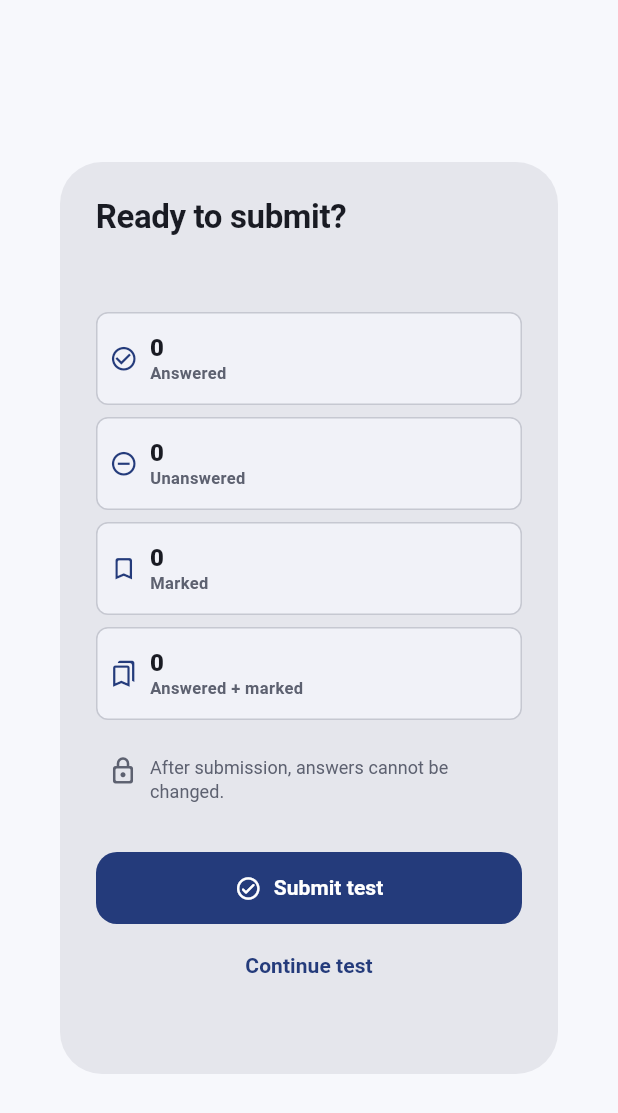
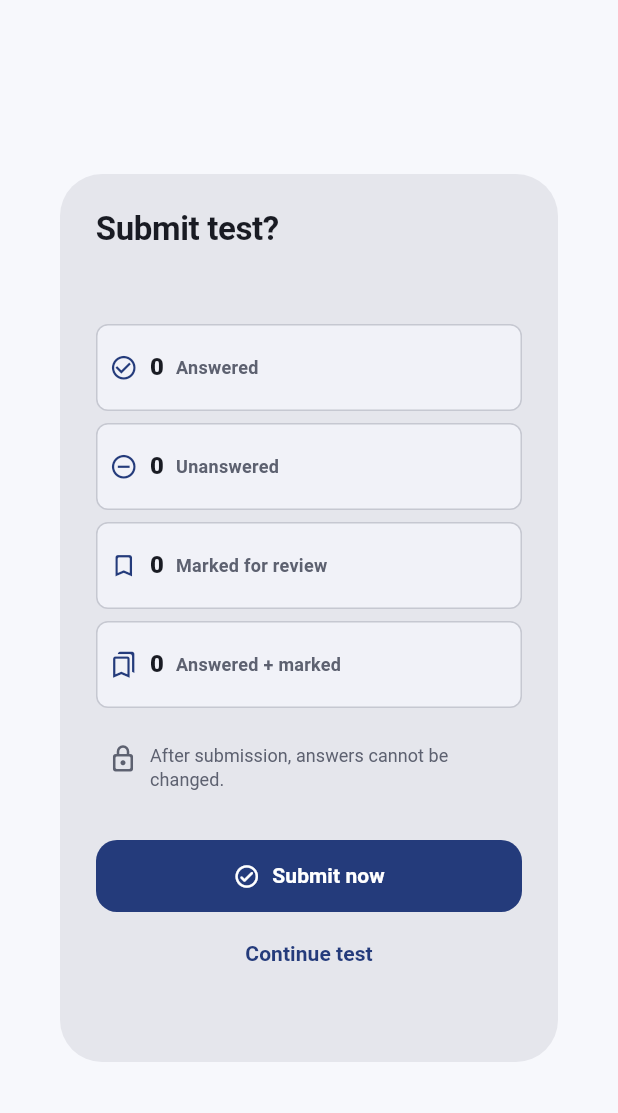
Before and after one commit to gurudhiman75-hash/examtreemobile, a Flutter app: the SubmissionSummaryDialog widget shown alone on an empty page, opened directly with empty values, on a phone screen of 412 x 824 dp. Shown: the top 1113 px of the screen. Run offline on Flutter 3.47's test engine with Material 3 defaults, Android fonts, the phone set to English and light mode, and no system bars; our stand-ins replace dio, firebase_auth, firebase_core, flutter_local_notifications, flutter_riverpod, flutter_timezone and 5 more; accounts and stored records are empty.

Commit message:
fix(attempt): preserve dialog contracts and intrinsic layout

```diff
--- a/lib/features/test_attempt/presentation/widgets/test_attempt_dialogs.dart
+++ b/lib/features/test_attempt/presentation/widgets/test_attempt_dialogs.dart
@@ -22,7 +22,7 @@ class SubmissionSummaryDialog extends StatelessWidget {
 
     return AlertDialog(
       scrollable: true,
-      title: const Text('Ready to submit?'),
+      title: const Text('Submit test?'),
       content: ConstrainedBox(
         constraints: const BoxConstraints(maxWidth: 420),
         child: Column(
@@ -85,17 +85,14 @@ class SubmissionSummaryDialog extends StatelessWidget {
                   SubmissionDecision.reviewUnanswered,
                 ),
                 icon: const Icon(Icons.fact_check_outlined),
-                label: Text(
-                  'Review ${summary.totalUnanswered} unanswered',
-                  textAlign: TextAlign.center,
-                ),
+                label: const Text('Review unanswered'),
               ),
               const SizedBox(height: AppSpacing.sm),
             ],
             FilledButton.icon(
               onPressed: () => Navigator.pop(context, SubmissionDecision.submit),
               icon: const Icon(Icons.check_circle_outline_rounded),
-              label: const Text('Submit test'),
+              label: const Text('Submit now'),
             ),
             const SizedBox(height: AppSpacing.xs),
             TextButton(
@@ -117,10 +114,6 @@ class _SubmissionSummaryGrid extends StatelessWidget {
 
   @override
   Widget build(BuildContext context) {
-    return LayoutBuilder(
-      builder: (context, constraints) {
-        final stack = constraints.maxWidth < 300 ||
-            MediaQuery.textScalerOf(context).scale(1) > 1.5;
     final metrics = [
       _SubmissionMetric(
         label: 'Answered',
@@ -133,7 +126,7 @@ class _SubmissionSummaryGrid extends StatelessWidget {
         icon: Icons.remove_circle_outline,
       ),
       _SubmissionMetric(
-            label: 'Marked',
+        label: 'Marked for review',
         value: summary.totalMarked,
         icon: Icons.bookmark_border_rounded,
       ),
@@ -144,8 +137,8 @@ class _SubmissionSummaryGrid extends StatelessWidget {
       ),
     ];
 
-        if (stack) {
     return Column(
+      mainAxisSize: MainAxisSize.min,
       children: [
         for (var index = 0; index < metrics.length; index++) ...[
           metrics[index],
@@ -153,21 +146,6 @@ class _SubmissionSummaryGrid extends StatelessWidget {
             const SizedBox(height: AppSpacing.sm),
         ],
       ],
-          );
-        }
-
-        return Wrap(
-          spacing: AppSpacing.sm,
-          runSpacing: AppSpacing.sm,
-          children: [
-            for (final metric in metrics)
-              SizedBox(
-                width: (constraints.maxWidth - AppSpacing.sm) / 2,
-                child: metric,
-              ),
-          ],
-        );
-      },
     );
   }
 }
@@ -190,7 +168,8 @@ class _SubmissionMetric extends StatelessWidget {
       label: '$label: $value',
       excludeSemantics: true,
       child: Container(
-        constraints: const BoxConstraints(minHeight: 62),
+        width: double.infinity,
+        constraints: const BoxConstraints(minHeight: 58),
         padding: const EdgeInsets.all(AppSpacing.sm),
         decoration: BoxDecoration(
           color: theme.colorScheme.surfaceContainerLow,
@@ -201,26 +180,21 @@ class _SubmissionMetric extends StatelessWidget {
           children: [
             Icon(icon, size: 19, color: theme.colorScheme.primary),
             const SizedBox(width: AppSpacing.sm),
-            Expanded(
-              child: Column(
-                mainAxisSize: MainAxisSize.min,
-                crossAxisAlignment: CrossAxisAlignment.start,
-                children: [
             Text(
               '$value',
               style: theme.textTheme.titleMedium?.copyWith(
                 fontWeight: FontWeight.w800,
               ),
             ),
-                  Text(
+            const SizedBox(width: AppSpacing.sm),
+            Expanded(
+              child: Text(
                 label,
                 maxLines: 2,
                 overflow: TextOverflow.ellipsis,
-                    style: theme.textTheme.labelSmall?.copyWith(
+                style: theme.textTheme.labelMedium?.copyWith(
                   color: theme.colorScheme.onSurfaceVariant,
                 ),
-                  ),
-                ],
               ),
             ),
           ],
@@ -262,10 +236,16 @@ class ExitAttemptDialog extends StatelessWidget {
               );
 
     return AlertDialog(
+      scrollable: true,
       title: Row(
         crossAxisAlignment: CrossAxisAlignment.start,
         children: [
-          Icon(icon, color: syncFailed ? theme.colorScheme.error : theme.colorScheme.primary),
+          Icon(
+            icon,
+            color: syncFailed
+                ? theme.colorScheme.error
+                : theme.colorScheme.primary,
+          ),
           const SizedBox(width: AppSpacing.sm),
           Expanded(child: Text(title)),
         ],
@@ -276,17 +256,22 @@ class ExitAttemptDialog extends StatelessWidget {
           mainAxisSize: MainAxisSize.min,
           crossAxisAlignment: CrossAxisAlignment.stretch,
           children: [
-            Text(message, style: theme.textTheme.bodyMedium?.copyWith(height: 1.4)),
+            Text(
+              message,
+              style: theme.textTheme.bodyMedium?.copyWith(height: 1.4),
+            ),
             const SizedBox(height: AppSpacing.lg),
             FilledButton.icon(
               onPressed: syncing ? null : () => Navigator.pop(context, true),
-              icon: Icon(syncFailed ? Icons.sync_rounded : Icons.save_outlined),
+              icon: Icon(
+                syncFailed ? Icons.sync_rounded : Icons.save_outlined,
+              ),
               label: Text(syncFailed ? 'Retry save' : 'Save and leave'),
             ),
             const SizedBox(height: AppSpacing.xs),
             TextButton(
               onPressed: () => Navigator.pop(context, false),
-              child: const Text('Stay in test'),
+              child: const Text('Stay'),
             ),
           ],
         ),
```
Lines whose indentation alone changed are shown as unchanged.
